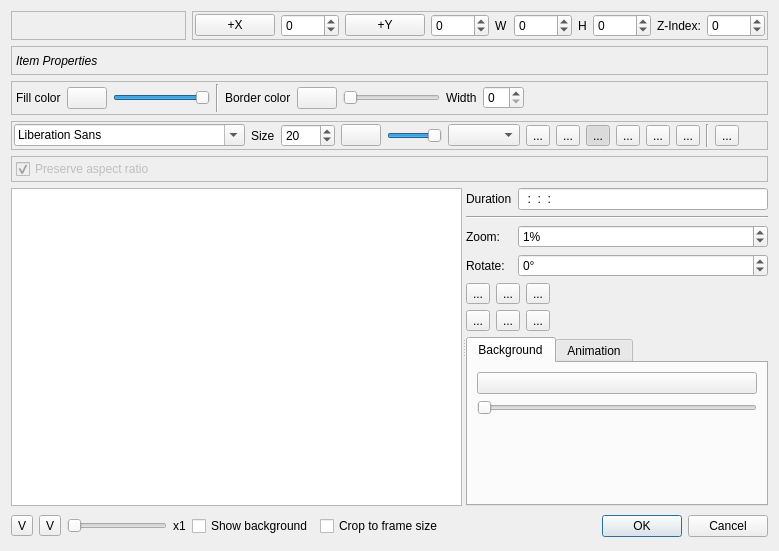
First picture: the form in src/widgets/titlewidget_ui.ui, repository KDE/kdenlive, before the edit.
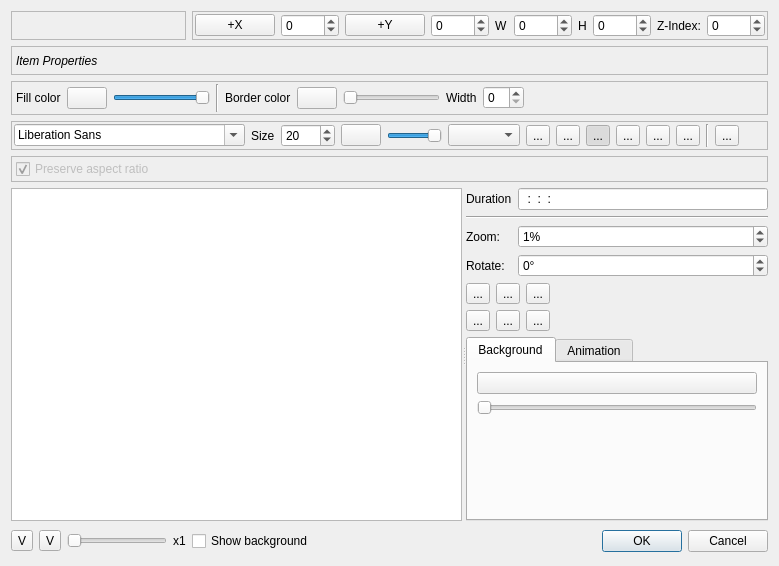
Second picture: the form after the edit. Custom widgets are drawn as their Qt base class.

Patch:
```diff
--- a/src/widgets/titlewidget_ui.ui
+++ b/src/widgets/titlewidget_ui.ui
@@ -7,7 +7,7 @@
     <x>0</x>
     <y>0</y>
     <width>736</width>
-    <height>536</height>
+    <height>566</height>
    </rect>
   </property>
   <property name="sizePolicy">
@@ -36,7 +36,7 @@
      </property>
     </widget>
    </item>
-   <item row="0" column="4" colspan="4">
+   <item row="0" column="4" colspan="3">
     <widget class="QFrame" name="frame_properties">
      <property name="sizePolicy">
       <sizepolicy hsizetype="Maximum" vsizetype="Preferred">
@@ -158,7 +158,7 @@
      </layout>
     </widget>
    </item>
-   <item row="1" column="0" colspan="8">
+   <item row="1" column="0" colspan="7">
     <widget class="QFrame" name="no_properties">
      <property name="frameShape">
       <enum>QFrame::StyledPanel</enum>
@@ -211,7 +211,7 @@
      </layout>
     </widget>
    </item>
-   <item row="2" column="0" colspan="8">
+   <item row="2" column="0" colspan="7">
     <widget class="QFrame" name="rect_properties">
      <property name="frameShape">
       <enum>QFrame::StyledPanel</enum>
@@ -315,7 +315,7 @@
      </layout>
     </widget>
    </item>
-   <item row="3" column="0" colspan="8">
+   <item row="3" column="0" colspan="7">
     <widget class="QFrame" name="text_properties">
      <property name="frameShape">
       <enum>QFrame::StyledPanel</enum>
@@ -497,7 +497,7 @@
      </layout>
     </widget>
    </item>
-   <item row="4" column="0" colspan="8">
+   <item row="4" column="0" colspan="7">
     <widget class="QFrame" name="image_properties">
      <property name="frameShape">
       <enum>QFrame::StyledPanel</enum>
@@ -547,7 +547,7 @@
      </layout>
     </widget>
    </item>
-   <item row="5" column="0" colspan="8">
+   <item row="5" column="0" colspan="7">
     <widget class="QSplitter" name="splitter">
      <property name="orientation">
       <enum>Qt::Horizontal</enum>
@@ -560,7 +560,7 @@
        </sizepolicy>
       </property>
      </widget>
-     <widget class="QWidget" name="">
+     <widget class="QWidget" name="layoutWidget">
       <layout class="QGridLayout" name="gridLayout_2">
        <item row="0" column="0">
         <widget class="QLabel" name="label_3">
@@ -882,13 +882,6 @@
     </widget>
    </item>
    <item row="6" column="5">
-    <widget class="QCheckBox" name="cropImage">
-     <property name="text">
-      <string>Crop to frame size</string>
-     </property>
-    </widget>
-   </item>
-   <item row="6" column="6">
     <spacer name="horizontalSpacer_3">
      <property name="orientation">
       <enum>Qt::Horizontal</enum>
@@ -901,7 +894,7 @@
      </property>
     </spacer>
    </item>
-   <item row="6" column="7">
+   <item row="6" column="6">
     <widget class="QDialogButtonBox" name="buttonBox">
      <property name="orientation">
       <enum>Qt::Horizontal</enum>
```
